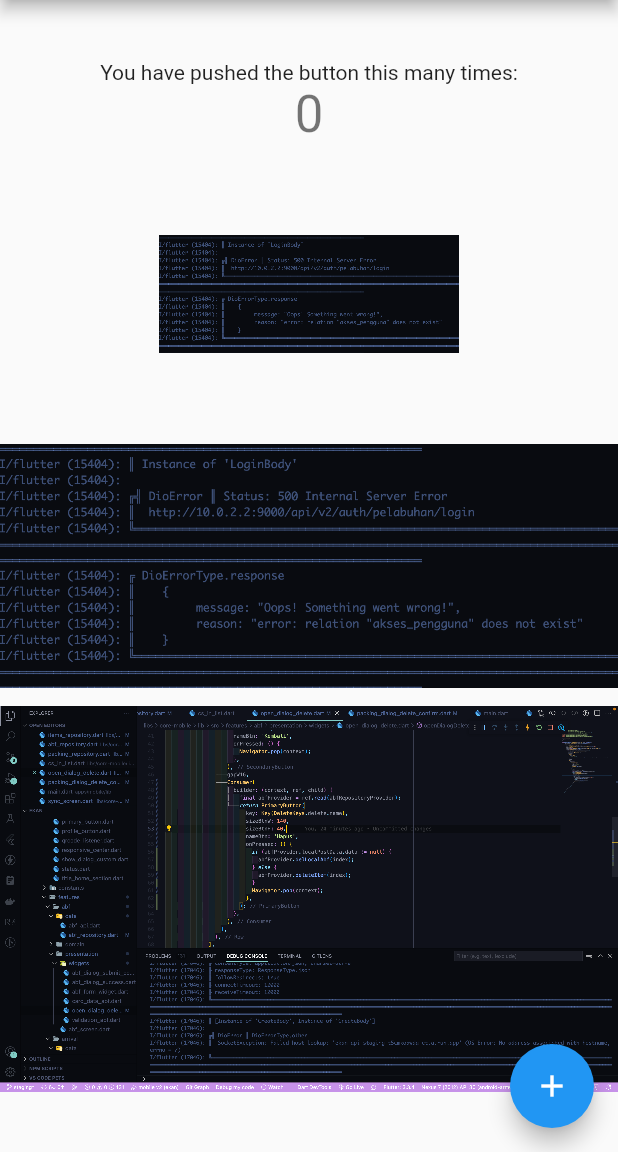
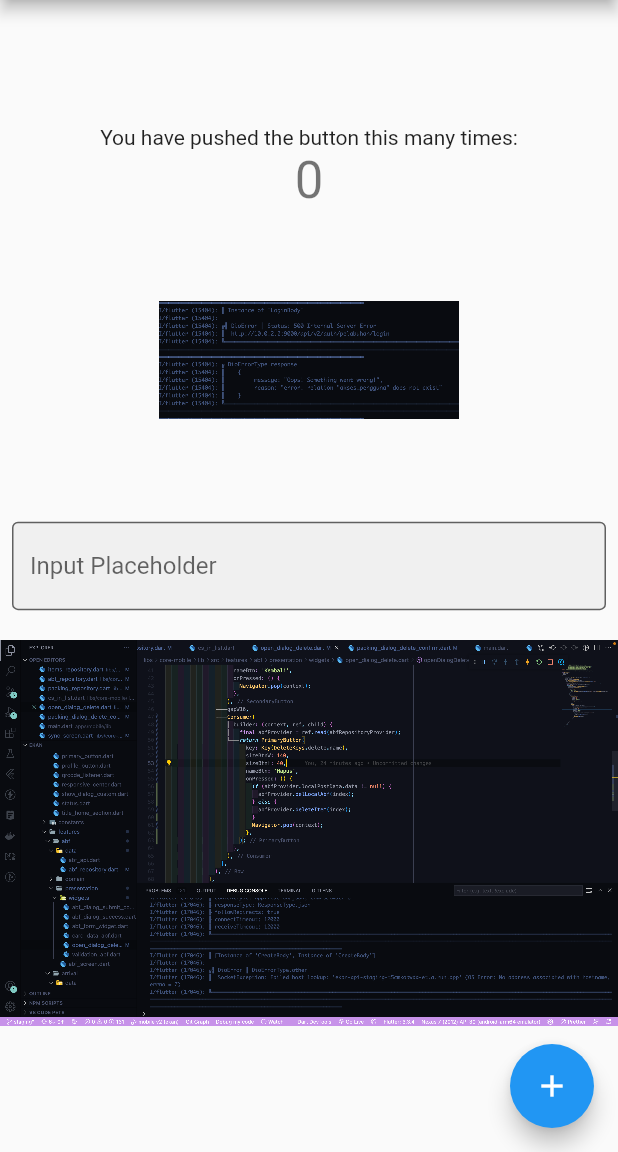
Before and after one commit to R4MA26/flutter_gen_assets, a Flutter app: the screen it shows after launch, on a phone screen of 412 x 824 dp, the part 84-1236 px from its top. Run offline on Flutter 3.47's test engine with Material 2 defaults, Android fonts, the phone set to English and light mode, and no system bars.

Commit message:
Text Field

```diff
--- a/lib/main.dart
+++ b/lib/main.dart
@@ -32,6 +32,9 @@ class MyHomePage extends StatefulWidget {
 class _MyHomePageState extends State<MyHomePage> {
   int _counter = 0;
 
+  TextEditingController controller = TextEditingController();
+  ValidateEnum state = ValidateEnum.notValid;
+
   void _incrementCounter() {
     setState(() {
       _counter++;
@@ -56,7 +59,20 @@ class _MyHomePageState extends State<MyHomePage> {
               style: Theme.of(context).textTheme.headline4,
             ),
             SizedBox(width: 200, height: 200, child: Assets.test.image()),
-            Assets.test.image(),
+            TextFieldCustom(
+              isActive: true,
+              controller: controller,
+              state: state,
+              onChanged: (value) {
+                setState(() {
+                  if (value.length >= 5) {
+                    state = ValidateEnum.valid;
+                  } else {
+                    state = ValidateEnum.notValid;
+                  }
+                });
+              },
+            ),
             const SizedBox(
               height: 12,
             ),
@@ -72,3 +88,60 @@ class _MyHomePageState extends State<MyHomePage> {
     );
   }
 }
+
+class TextFieldCustom extends StatelessWidget {
+  const TextFieldCustom({
+    Key? key,
+    required this.controller,
+    required this.state,
+    required this.onChanged,
+    this.isActive,
+  }) : super(key: key);
+
+  final TextEditingController controller;
+  final ValidateEnum state;
+  final Function(String)? onChanged;
+  final bool? isActive;
+
+  @override
+  Widget build(BuildContext context) {
+    return Padding(
+      padding: const EdgeInsets.all(8.0),
+      child: TextField(
+        enabled: isActive ?? true,
+        onChanged: onChanged,
+        controller: controller,
+        decoration: InputDecoration(
+          border: const OutlineInputBorder(),
+          hintText: 'Input Placeholder',
+          filled: true,
+          focusedBorder: OutlineInputBorder(
+            borderSide: BorderSide(width: 3, color: controller.text.length >= 5 ? Colors.green : Colors.red),
+          ),
+          suffixIcon: controller.text.isEmpty ? const SizedBox() : IconCustom(state: state),
+        ),
+      ),
+    );
+  }
+}
+
+enum ValidateEnum {
+  notValid,
+  valid,
+}
+
+class IconCustom extends StatelessWidget {
+  const IconCustom({super.key, required this.state});
+
+  final ValidateEnum state;
+
+  @override
+  Widget build(BuildContext context) {
+    switch (state) {
+      case ValidateEnum.notValid:
+        return const Icon(Icons.warning);
+      case ValidateEnum.valid:
+        return const Icon(Icons.checklist);
+    }
+  }
+}
```
